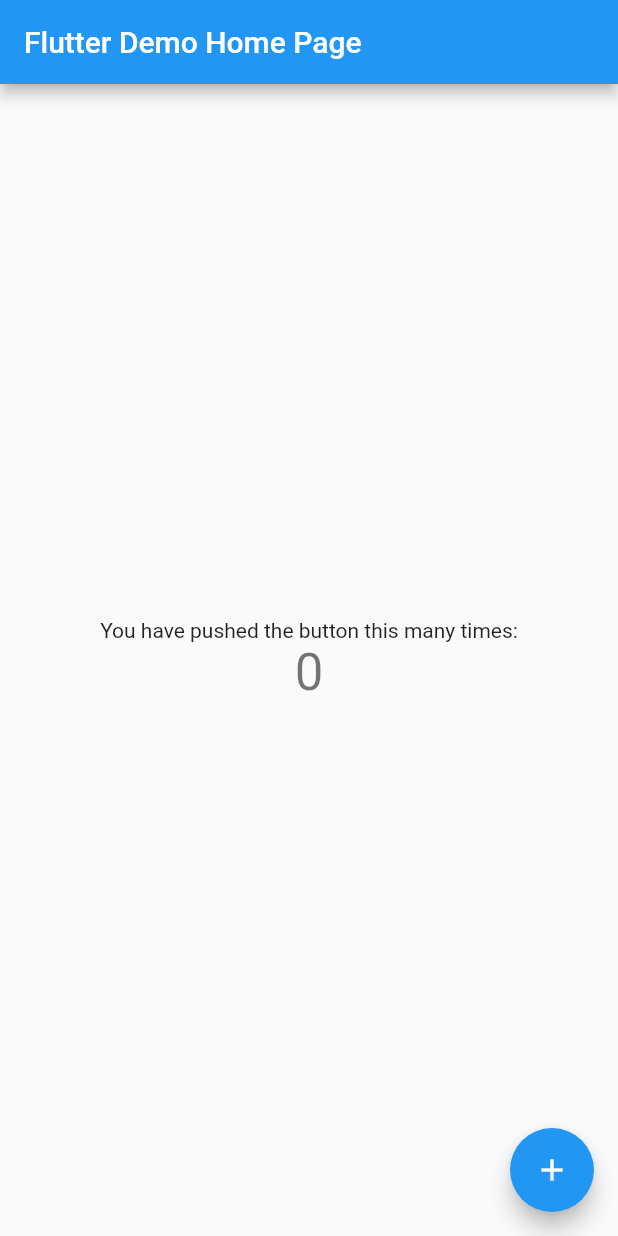
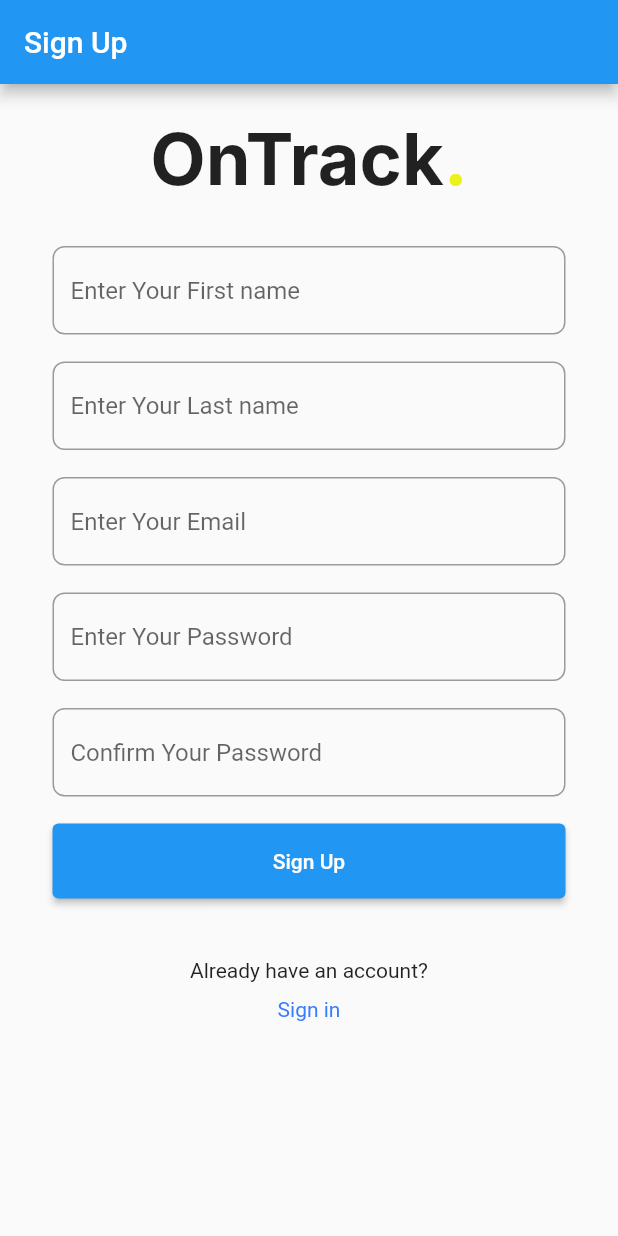
Before and after one commit to TKeji/onTrack, a Flutter app: the screen it shows after launch, on a phone screen of 412 x 824 dp. Run offline on Flutter 3.47's test engine with Material 2 defaults, Android fonts, the phone set to English and light mode, and no system bars; Roboto replaces fonts that are missing (Inter).

Commit message:
Mobile First Commit

```diff
--- a/mobile/lib/main.dart
+++ b/mobile/lib/main.dart
@@ -1,113 +1,4 @@
 import 'package:flutter/material.dart';
+import './src/app.dart';
 
-void main() {
-  runApp(MyApp());
-}
-
-class MyApp extends StatelessWidget {
-  // This widget is the root of your application.
-  @override
-  Widget build(BuildContext context) {
-    return MaterialApp(
-      title: 'Flutter Demo',
-      theme: ThemeData(
-        // This is the theme of your application.
-        //
-        // Try running your application with "flutter run". You'll see the
-        // application has a blue toolbar. Then, without quitting the app, try
-        // changing the primarySwatch below to Colors.green and then invoke
-        // "hot reload" (press "r" in the console where you ran "flutter run",
-        // or simply save your changes to "hot reload" in a Flutter IDE).
-        // Notice that the counter didn't reset back to zero; the application
-        // is not restarted.
-        primarySwatch: Colors.blue,
-      ),
-      home: MyHomePage(title: 'Flutter Demo Home Page'),
-    );
-  }
-}
-
-class MyHomePage extends StatefulWidget {
-  MyHomePage({Key key, this.title}) : super(key: key);
-
-  // This widget is the home page of your application. It is stateful, meaning
-  // that it has a State object (defined below) that contains fields that affect
-  // how it looks.
-
-  // This class is the configuration for the state. It holds the values (in this
-  // case the title) provided by the parent (in this case the App widget) and
-  // used by the build method of the State. Fields in a Widget subclass are
-  // always marked "final".
-
-  final String title;
-
-  @override
-  _MyHomePageState createState() => _MyHomePageState();
-}
-
-class _MyHomePageState extends State<MyHomePage> {
-  int _counter = 0;
-
-  void _incrementCounter() {
-    setState(() {
-      // This call to setState tells the Flutter framework that something has
-      // changed in this State, which causes it to rerun the build method below
-      // so that the display can reflect the updated values. If we changed
-      // _counter without calling setState(), then the build method would not be
-      // called again, and so nothing would appear to happen.
-      _counter++;
-    });
-  }
-
-  @override
-  Widget build(BuildContext context) {
-    // This method is rerun every time setState is called, for instance as done
-    // by the _incrementCounter method above.
-    //
-    // The Flutter framework has been optimized to make rerunning build methods
-    // fast, so that you can just rebuild anything that needs updating rather
-    // than having to individually change instances of widgets.
-    return Scaffold(
-      appBar: AppBar(
-        // Here we take the value from the MyHomePage object that was created by
-        // the App.build method, and use it to set our appbar title.
-        title: Text(widget.title),
-      ),
-      body: Center(
-        // Center is a layout widget. It takes a single child and positions it
-        // in the middle of the parent.
-        child: Column(
-          // Column is also a layout widget. It takes a list of children and
-          // arranges them vertically. By default, it sizes itself to fit its
-          // children horizontally, and tries to be as tall as its parent.
-          //
-          // Invoke "debug painting" (press "p" in the console, choose the
-          // "Toggle Debug Paint" action from the Flutter Inspector in Android
-          // Studio, or the "Toggle Debug Paint" command in Visual Studio Code)
-          // to see the wireframe for each widget.
-          //
-          // Column has various properties to control how it sizes itself and
-          // how it positions its children. Here we use mainAxisAlignment to
-          // center the children vertically; the main axis here is the vertical
-          // axis because Columns are vertical (the cross axis would be
-          // horizontal).
-          mainAxisAlignment: MainAxisAlignment.center,
-          children: <Widget>[
-            Text(
-              'You have pushed the button this many times:',
-            ),
-            Text(
-              '$_counter',
-              style: Theme.of(context).textTheme.headline4,
-            ),
-          ],
-        ),
-      ),
-      floatingActionButton: FloatingActionButton(
-        onPressed: _incrementCounter,
-        tooltip: 'Increment',
-        child: Icon(Icons.add),
-      ), // This trailing comma makes auto-formatting nicer for build methods.
-    );
-  }
-}
+void main () => runApp(App());
--- /dev/null
+++ b/mobile/lib/src/app.dart
@@ -0,0 +1,25 @@
+import 'package:flutter/material.dart';
+import 'package:mobile/src/screens/profile.dart';
+import './screens/sign_up.dart';
+import './screens/sign_in.dart';
+import './screens/my_courses.dart';
+
+var mainbackgroundcolor = 0xffA5A1A1;
+
+class App extends StatelessWidget {
+  @override
+  Widget build(BuildContext context) {
+    return MaterialApp(
+      debugShowCheckedModeBanner: false,
+      home: SignUp(),
+      routes: {
+        // When navigating to the "/" route, build the FirstScreen widget.
+        '/sign-up': (context) => SignUp(),
+        // When navigating to the "/second" route, build the SecondScreen widget.
+        '/sign-in': (context) => SignIn(),
+        '/profile': (context) => Profile(),
+        '/my-courses': (context) => MyCourses(),
+      },
+    );
+  }
+}
--- /dev/null
+++ b/mobile/lib/src/data.dart
@@ -0,0 +1 @@
+var courses = [];
--- /dev/null
+++ b/mobile/lib/src/models/user.dart
@@ -0,0 +1,20 @@
+
+class NewUser {
+  String firstname = '';
+  String lastname = '';
+  String password = '';
+  String email = '';
+
+  NewUser(this.firstname, this.lastname,this.email, this.password);
+
+  toString(){
+    return 'User<${this.firstname}, ${this.lastname}, ${this.email}, ${this.password}>';
+  }
+
+  Map<String, dynamic> toJson() => {
+    'firstname': firstname,
+    'lastname': lastname,
+    'password': password,
+    'email': email,
+  };
+}
--- /dev/null
+++ b/mobile/lib/src/screens/sign_up.dart
@@ -0,0 +1,34 @@
+import 'package:flutter/material.dart';
+import '../widgets/logo.dart';
+import '../widgets/sign_up_form.dart';
+
+
+class SignUp extends StatefulWidget {
+
+  @override
+  _SignUpState createState() => _SignUpState();
+}
+
+class _SignUpState extends State<SignUp> {
+  @override
+  Widget build(BuildContext context) {
+    return Scaffold(
+      appBar: AppBar(title: Text("Sign Up"),),
+      body: Container(
+        padding: EdgeInsets.fromLTRB(35.0, 20.0, 35.0, 45.0),
+        child: SingleChildScrollView(
+                        child: Column(
+                            children: [
+                              Row(
+                                mainAxisAlignment: MainAxisAlignment.center,
+                                children: [AppLogo(),]
+                              ),
+                              SizedBox(height: 30.0),
+                              SignUpForm(),
+                            ],
+                        ),
+        ),
+      )
+    );
+  }
+}
--- /dev/null
+++ b/mobile/lib/src/widgets/logo.dart
@@ -0,0 +1,30 @@
+import 'package:flutter/material.dart';
+
+class AppLogo extends StatelessWidget {
+
+  @override
+  Widget build(BuildContext context) {
+    return Row(
+      children: [
+        Text(
+          'OnTrack',
+          style: TextStyle(
+          fontSize: 48,
+          fontFamily: "Inter",
+          fontWeight: FontWeight.w700,
+          ),
+        ),
+        Text(
+          '.',
+          style: TextStyle(
+          fontSize: 48,
+          fontFamily: "Inter",
+          fontWeight: FontWeight.w700,
+          // color: Colors.yellow,
+          color: Color(0xffecf01c),
+          ),
+        )
+      ],
+    );
+  }
+}
--- /dev/null
+++ b/mobile/lib/src/widgets/sign_up_form.dart
@@ -0,0 +1,120 @@
+import 'package:flutter/gestures.dart';
+import 'package:flutter/material.dart';
+import '../endpoints.dart';
+import '../models/user.dart';
+
+class SignUpForm extends StatefulWidget {
+  @override
+  _SignUpFormState createState() => _SignUpFormState();
+}
+
+class _SignUpFormState extends State<SignUpForm> {
+  final GlobalKey<FormState> _formKey = GlobalKey<FormState>();
+
+  String _firstname = '';
+  String _lastname = '';
+  String _email = '';
+  String _password = '';
+  String _confirmPassword = '';
+
+  @override
+  Widget build(BuildContext context) {
+    return Form(
+      key: _formKey,
+      child: Column(
+        children: [
+          //* Full name
+          generateFormField('Enter Your First name', (val) => _firstname = val),
+          SizedBox(height: 18.0),
+          generateFormField('Enter Your Last name', (val) => _lastname = val),
+          SizedBox(height: 18.0),
+          //* Email
+          generateFormField('Enter Your Email', (val) => _email = val,
+              isEmail: true),
+          SizedBox(height: 18.0),
+          generateFormField('Enter Your Password', (val) => _password = val,
+              isPassword: true),
+          SizedBox(height: 18.0),
+          generateFormField(
+              'Confirm Your Password', (val) => _confirmPassword = val,
+              isPassword: true),
+          SizedBox(height: 18.0),
+
+          // //! Button Here
+          // Row(
+          //   children: [
+          //     Expanded(
+          //       child: ElevatedButton(
+          //           onPressed: (){
+          //             print('sign up button was pressed');
+          //             print(_email);
+          //             _formKey.currentState.save();
+          //             NewUser user = NewUser(_firstname, _lastname, _email, _password);
+          //             registerUser(user);
+          //           },
+          //           child: Text('Sign Up'),
+          //         ),
+          //     ),
+
+          //   ],
+          // ),
+          ConstrainedBox(
+            constraints:
+                BoxConstraints.tightFor(width: double.maxFinite, height: 50),
+            child: ElevatedButton(
+              onPressed: () {
+                print('sign up button was pressed');
+                print(_email);
+                _formKey.currentState.save();
+                NewUser user =
+                    NewUser(_firstname, _lastname, _email, _password);
+                registerUser(user);
+
+                // TODO: Make sure user is created
+                Navigator.pushReplacementNamed(context, '/my-courses');
+              },
+              child: Text('Sign Up'),
+            ),
+          ),
+          SizedBox(height: 40.0),
+
+          Text('Already have an account?'),
+          SizedBox(
+            height: 10.0,
+          ),
+
+          GestureDetector(
+            onTap: () {
+              print('Go to Sign in');
+              Navigator.popAndPushNamed(context, '/sign-in');
+            },
+            child: Text(
+              'Sign in',
+              style: TextStyle(color: Color(0xff377DFF)),
+            ),
+          ),
+          SizedBox(height: 40.0),
+        ],
+      ),
+    );
+  }
+
+  generateFormField(String hint, saveFunc, {isPassword: false, isEmail: true}) {
+    return TextFormField(
+      //* To get the Borders around field
+      decoration: InputDecoration(
+        enabledBorder: OutlineInputBorder(
+            borderRadius: BorderRadius.circular(8.0),
+            borderSide: BorderSide(color: Colors.black38)),
+        focusedBorder: OutlineInputBorder(
+            borderRadius: BorderRadius.circular(8.0),
+            borderSide: BorderSide(color: Colors.black38)),
+        hintText: hint,
+        // contentPadding: EdgeInsets.only(top:0.5),
+      ),
+      obscureText: isPassword ? true : false,
+      keyboardType: isEmail ? TextInputType.emailAddress : TextInputType.text,
+      onSaved: saveFunc,
+    );
+  }
+}
```
Also changed, not shown: mobile/lib/src/endpoints.dart (added, +28 -0 lines), mobile/lib/src/screens/my_courses.dart (added, +97 -0 lines), mobile/lib/src/screens/profile.dart (added, +27 -0 lines), mobile/lib/src/screens/sign_in.dart (added, +34 -0 lines), mobile/lib/src/widgets/course_card.dart (added, +68 -0 lines), mobile/lib/src/widgets/course_dropdown.dart (added, +32 -0 lines), mobile/lib/src/widgets/sign_in_form.dart (added, +97 -0 lines), mobile/pubspec.yaml (+4 -3 lines), mobile/lib/src/screens/splash_screen.dart (added), mobile/pubspec.lock.
